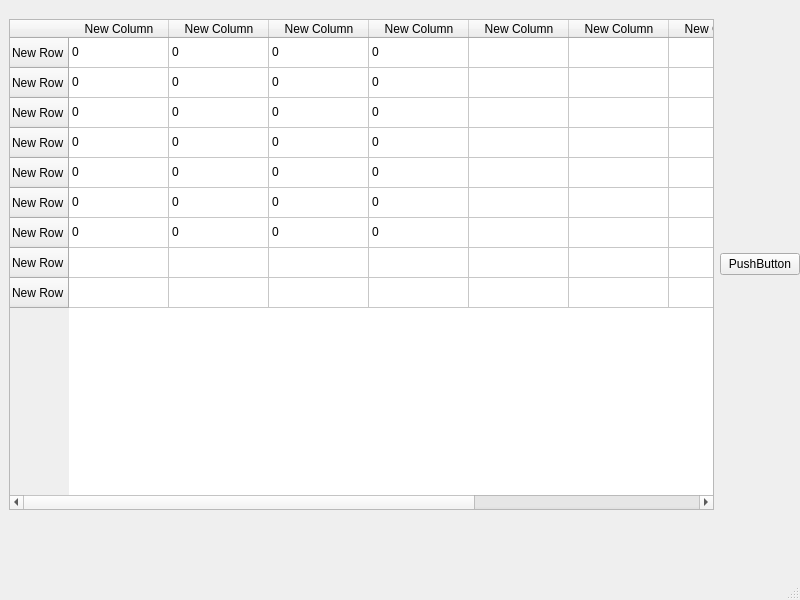
Arsenic-ATG/Sudoku, file mainwindow.ui: the form before one commit.
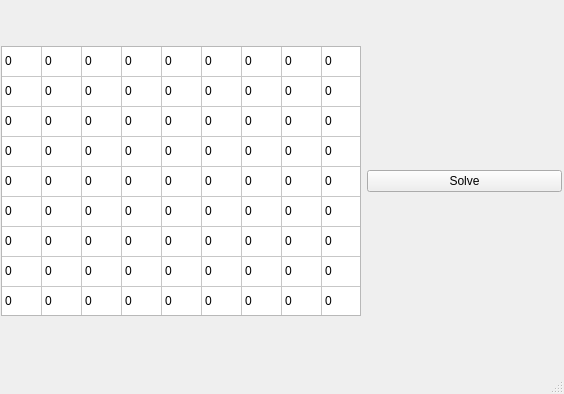
The form after the commit.

Commit message:
Add 'solve' button
- create a basic table widget for borad
- create and connected 'solve' push_button

Diff of the .ui file:
```diff
--- a/mainwindow.ui
+++ b/mainwindow.ui
@@ -6,8 +6,8 @@
    <rect>
     <x>0</x>
     <y>0</y>
-    <width>800</width>
-    <height>600</height>
+    <width>564</width>
+    <height>394</height>
    </rect>
   </property>
   <property name="windowTitle">
@@ -17,103 +17,139 @@
    <widget class="QWidget" name="horizontalLayoutWidget">
     <property name="geometry">
      <rect>
-      <x>9</x>
-      <y>19</y>
-      <width>791</width>
-      <height>491</height>
+      <x>1</x>
+      <y>21</y>
+      <width>561</width>
+      <height>321</height>
      </rect>
     </property>
     <layout class="QHBoxLayout" name="horizontalLayout">
      <item>
-      <widget class="QTableWidget" name="board">
+      <widget class="QTableWidget" name="sudoku_board">
+       <property name="sizePolicy">
+        <sizepolicy hsizetype="Fixed" vsizetype="Fixed">
+         <horstretch>0</horstretch>
+         <verstretch>0</verstretch>
+        </sizepolicy>
+       </property>
+       <property name="minimumSize">
+        <size>
+         <width>360</width>
+         <height>270</height>
+        </size>
+       </property>
+       <property name="verticalScrollBarPolicy">
+        <enum>Qt::ScrollBarAlwaysOff</enum>
+       </property>
+       <property name="horizontalScrollBarPolicy">
+        <enum>Qt::ScrollBarAlwaysOff</enum>
+       </property>
+       <property name="editTriggers">
+        <set>QAbstractItemView::NoEditTriggers</set>
+       </property>
+       <attribute name="horizontalHeaderVisible">
+        <bool>false</bool>
+       </attribute>
+       <attribute name="horizontalHeaderMinimumSectionSize">
+        <number>40</number>
+       </attribute>
+       <attribute name="horizontalHeaderDefaultSectionSize">
+        <number>40</number>
+       </attribute>
+       <attribute name="horizontalHeaderHighlightSections">
+        <bool>true</bool>
+       </attribute>
+       <attribute name="verticalHeaderVisible">
+        <bool>false</bool>
+       </attribute>
        <row>
         <property name="text">
-         <string>New Row</string>
+         <string>新建行</string>
         </property>
        </row>
        <row>
         <property name="text">
-         <string>New Row</string>
+         <string>新建行</string>
         </property>
        </row>
        <row>
         <property name="text">
-         <string>New Row</string>
+         <string>新建行</string>
         </property>
        </row>
        <row>
         <property name="text">
-         <string>New Row</string>
+         <string>新建行</string>
         </property>
        </row>
        <row>
         <property name="text">
-         <string>New Row</string>
+         <string>新建行</string>
         </property>
        </row>
        <row>
         <property name="text">
-         <string>New Row</string>
+         <string>新建行</string>
         </property>
        </row>
        <row>
         <property name="text">
-         <string>New Row</string>
+         <string>新建行</string>
         </property>
        </row>
        <row>
         <property name="text">
-         <string>New Row</string>
+         <string>新建行</string>
         </property>
        </row>
        <row>
         <property name="text">
-         <string>New Row</string>
+         <string>新建行</string>
         </property>
        </row>
        <column>
         <property name="text">
-         <string>New Column</string>
+         <string>新建列</string>
         </property>
        </column>
        <column>
         <property name="text">
-         <string>New Column</string>
+         <string>新建列</string>
         </property>
        </column>
        <column>
         <property name="text">
-         <string>New Column</string>
+         <string>新建列</string>
         </property>
        </column>
        <column>
         <property name="text">
-         <string>New Column</string>
+         <string>新建列</string>
         </property>
        </column>
        <column>
         <property name="text">
-         <string>New Column</string>
+         <string>新建列</string>
         </property>
        </column>
        <column>
         <property name="text">
-         <string>New Column</string>
+         <string>新建列</string>
         </property>
        </column>
        <column>
         <property name="text">
-         <string>New Column</string>
+         <string>新建列</string>
         </property>
        </column>
        <column>
         <property name="text">
-         <string>New Column</string>
+         <string>新建列</string>
         </property>
        </column>
        <column>
         <property name="text">
-         <string>New Column</string>
+         <string>新建列</string>
         </property>
        </column>
        <item row="0" column="0">
@@ -136,6 +172,31 @@
          <string>0</string>
         </property>
        </item>
+       <item row="0" column="4">
+        <property name="text">
+         <string>0</string>
+        </property>
+       </item>
+       <item row="0" column="5">
+        <property name="text">
+         <string>0</string>
+        </property>
+       </item>
+       <item row="0" column="6">
+        <property name="text">
+         <string>0</string>
+        </property>
+       </item>
+       <item row="0" column="7">
+        <property name="text">
+         <string>0</string>
+        </property>
+       </item>
+       <item row="0" column="8">
+        <property name="text">
+         <string>0</string>
+        </property>
+       </item>
        <item row="1" column="0">
         <property name="text">
          <string>0</string>
@@ -156,6 +217,31 @@
          <string>0</string>
         </property>
        </item>
+       <item row="1" column="4">
+        <property name="text">
+         <string>0</string>
+        </property>
+       </item>
+       <item row="1" column="5">
+        <property name="text">
+         <string>0</string>
+        </property>
+       </item>
+       <item row="1" column="6">
+        <property name="text">
+         <string>0</string>
+        </property>
+       </item>
+       <item row="1" column="7">
+        <property name="text">
+         <string>0</string>
+        </property>
+       </item>
+       <item row="1" column="8">
+        <property name="text">
+         <string>0</string>
+        </property>
+       </item>
        <item row="2" column="0">
         <property name="text">
          <string>0</string>
@@ -176,6 +262,31 @@
          <string>0</string>
         </property>
        </item>
+       <item row="2" column="4">
+        <property name="text">
+         <string>0</string>
+        </property>
+       </item>
+       <item row="2" column="5">
+        <property name="text">
+         <string>0</string>
+        </property>
+       </item>
+       <item row="2" column="6">
+        <property name="text">
+         <string>0</string>
+        </property>
+       </item>
+       <item row="2" column="7">
+        <property name="text">
+         <string>0</string>
+        </property>
+       </item>
+       <item row="2" column="8">
+        <property name="text">
+         <string>0</string>
+        </property>
+       </item>
        <item row="3" column="0">
         <property name="text">
          <string>0</string>
@@ -196,6 +307,31 @@
          <string>0</string>
         </property>
        </item>
+       <item row="3" column="4">
+        <property name="text">
+         <string>0</string>
+        </property>
+       </item>
+       <item row="3" column="5">
+        <property name="text">
+         <string>0</string>
+        </property>
+       </item>
+       <item row="3" column="6">
+        <property name="text">
+         <string>0</string>
+        </property>
+       </item>
+       <item row="3" column="7">
+        <property name="text">
+         <string>0</string>
+        </property>
+       </item>
+       <item row="3" column="8">
+        <property name="text">
+         <string>0</string>
+        </property>
+       </item>
        <item row="4" column="0">
         <property name="text">
          <string>0</string>
@@ -216,6 +352,31 @@
          <string>0</string>
         </property>
        </item>
+       <item row="4" column="4">
+        <property name="text">
+         <string>0</string>
+        </property>
+       </item>
+       <item row="4" column="5">
+        <property name="text">
+         <string>0</string>
+        </property>
+       </item>
+       <item row="4" column="6">
+        <property name="text">
+         <string>0</string>
+        </property>
+       </item>
+       <item row="4" column="7">
+        <property name="text">
+         <string>0</string>
+        </property>
+       </item>
+       <item row="4" column="8">
+        <property name="text">
+         <string>0</string>
+        </property>
+       </item>
        <item row="5" column="0">
         <property name="text">
          <string>0</string>
@@ -236,6 +397,31 @@
          <string>0</string>
         </property>
        </item>
+       <item row="5" column="4">
+        <property name="text">
+         <string>0</string>
+        </property>
+       </item>
+       <item row="5" column="5">
+        <property name="text">
+         <string>0</string>
+        </property>
+       </item>
+       <item row="5" column="6">
+        <property name="text">
+         <string>0</string>
+        </property>
+       </item>
+       <item row="5" column="7">
+        <property name="text">
+         <string>0</string>
+        </property>
+       </item>
+       <item row="5" column="8">
+        <property name="text">
+         <string>0</string>
+        </property>
+       </item>
        <item row="6" column="0">
         <property name="text">
          <string>0</string>
@@ -256,18 +442,129 @@
          <string>0</string>
         </property>
        </item>
+       <item row="6" column="4">
+        <property name="text">
+         <string>0</string>
+        </property>
+       </item>
+       <item row="6" column="5">
+        <property name="text">
+         <string>0</string>
+        </property>
+       </item>
+       <item row="6" column="6">
+        <property name="text">
+         <string>0</string>
+        </property>
+       </item>
+       <item row="6" column="7">
+        <property name="text">
+         <string>0</string>
+        </property>
+       </item>
+       <item row="6" column="8">
+        <property name="text">
+         <string>0</string>
+        </property>
+       </item>
+       <item row="7" column="0">
+        <property name="text">
+         <string>0</string>
+        </property>
+       </item>
+       <item row="7" column="1">
+        <property name="text">
+         <string>0</string>
+        </property>
+       </item>
+       <item row="7" column="2">
+        <property name="text">
+         <string>0</string>
+        </property>
+       </item>
+       <item row="7" column="3">
+        <property name="text">
+         <string>0</string>
+        </property>
+       </item>
+       <item row="7" column="4">
+        <property name="text">
+         <string>0</string>
+        </property>
+       </item>
+       <item row="7" column="5">
+        <property name="text">
+         <string>0</string>
+        </property>
+       </item>
+       <item row="7" column="6">
+        <property name="text">
+         <string>0</string>
+        </property>
+       </item>
+       <item row="7" column="7">
+        <property name="text">
+         <string>0</string>
+        </property>
+       </item>
+       <item row="7" column="8">
+        <property name="text">
+         <string>0</string>
+        </property>
+       </item>
+       <item row="8" column="0">
+        <property name="text">
+         <string>0</string>
+        </property>
+       </item>
+       <item row="8" column="1">
+        <property name="text">
+         <string>0</string>
+        </property>
+       </item>
+       <item row="8" column="2">
+        <property name="text">
+         <string>0</string>
+        </property>
+       </item>
+       <item row="8" column="3">
+        <property name="text">
+         <string>0</string>
+        </property>
+       </item>
+       <item row="8" column="4">
+        <property name="text">
+         <string>0</string>
+        </property>
+       </item>
+       <item row="8" column="5">
+        <property name="text">
+         <string>0</string>
+        </property>
+       </item>
+       <item row="8" column="6">
+        <property name="text">
+         <string>0</string>
+        </property>
+       </item>
+       <item row="8" column="7">
+        <property name="text">
+         <string>0</string>
+        </property>
+       </item>
+       <item row="8" column="8">
+        <property name="text">
+         <string>0</string>
+        </property>
+       </item>
       </widget>
      </item>
      <item>
-      <layout class="QVBoxLayout" name="verticalLayout">
-       <item>
-        <widget class="QPushButton" name="pushButton">
-         <property name="text">
-          <string>PushButton</string>
-         </property>
-        </widget>
-       </item>
-      </layout>
+      <widget class="QPushButton" name="solve_button">
+       <property name="text">
+        <string>Solve</string>
+       </property>
+      </widget>
      </item>
     </layout>
    </widget>
```
Left out of the diff: 2 changed lines with no effect on the pictures. The commit also changes 4 other files.
